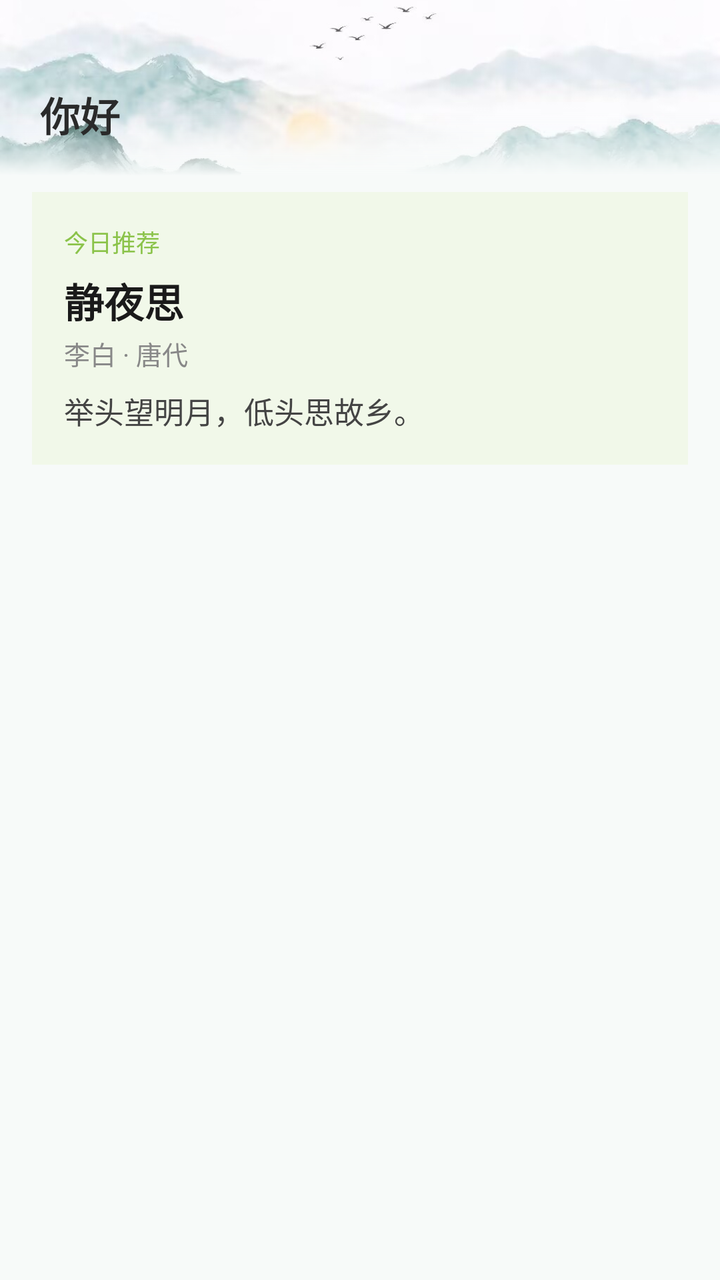
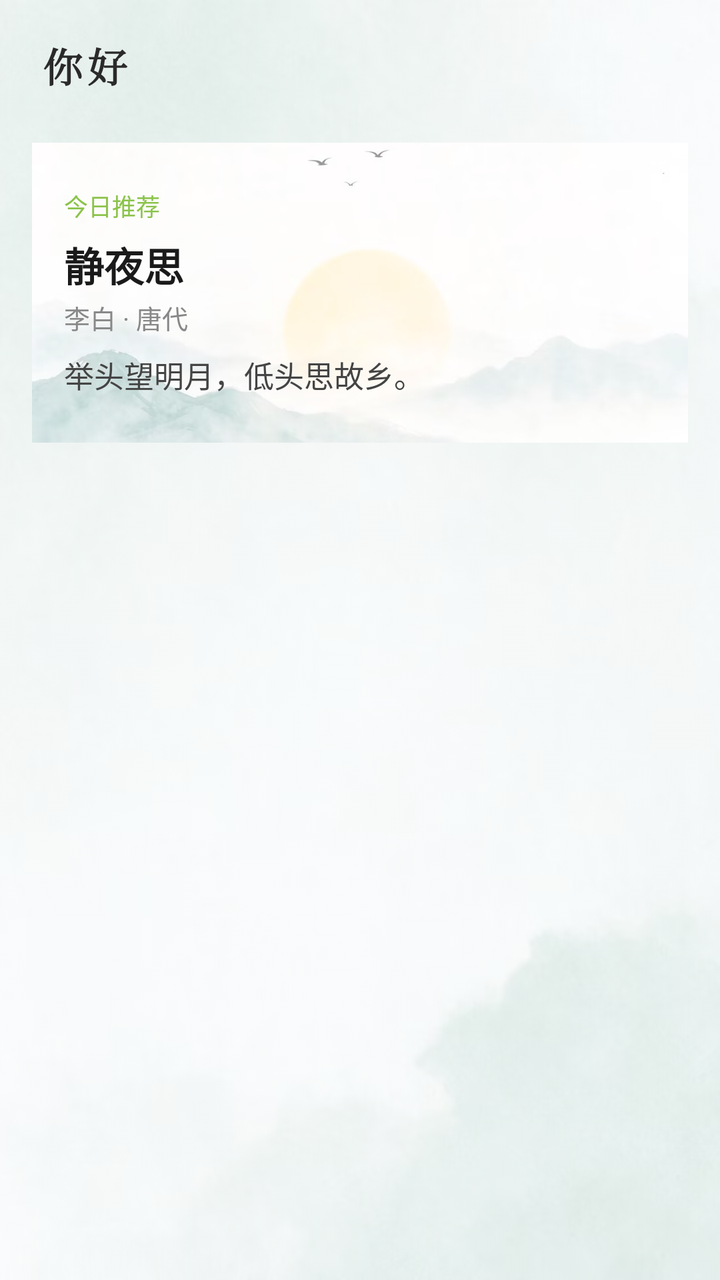

An Android layout rendered at two revisions. The XML below is the earlier revision; the diff shows what the commit changed to produce the second picture.
<!-- AndroidManifest.xml: application theme Theme.PoemApp -->
<!-- res/layout/fragment_home.xml -->
﻿<?xml version="1.0" encoding="utf-8"?>
<androidx.constraintlayout.widget.ConstraintLayout
    xmlns:android="http://schemas.android.com/apk/res/android"
    xmlns:app="http://schemas.android.com/apk/res-auto"
    android:layout_width="match_parent"
    android:layout_height="match_parent"
    android:background="#F7FAF9">
    





    <LinearLayout
        android:id="@+id/cardDaily"
        android:layout_width="0dp"
        android:layout_height="wrap_content"
        android:layout_marginStart="16dp"
        android:layout_marginEnd="16dp"
        android:layout_marginTop="16dp"
        android:background="#F1F8E9"
        android:orientation="vertical"
        android:padding="16dp"
        app:layout_constraintStart_toStartOf="parent"
        app:layout_constraintEnd_toEndOf="parent"
        app:layout_constraintTop_toBottomOf="@id/chipGroup">

        <TextView
            android:layout_width="wrap_content"
            android:layout_height="wrap_content"
            android:text="今日推荐"
            android:textSize="12sp"
            android:textColor="#8BC34A" />

        <TextView
            android:id="@+id/tvDailyTitle"
            android:layout_width="match_parent"
            android:layout_height="wrap_content"
            android:layout_marginTop="6dp"
            android:text="静夜思"
            android:textSize="20sp"
            android:textStyle="bold"
            android:textColor="#1A1A1A" />

        <TextView
            android:id="@+id/tvDailyAuthor"
            android:layout_width="match_parent"
            android:layout_height="wrap_content"
            android:layout_marginTop="2dp"
            android:text="李白 · 唐代"
            android:textSize="13sp"
            android:textColor="#888888" />

        <TextView
            android:id="@+id/tvDailyLine"
            android:layout_width="match_parent"
            android:layout_height="wrap_content"
            android:layout_marginTop="8dp"
            android:text="举头望明月，低头思故乡。"
            android:textSize="15sp"
            android:textColor="#444444" />

    </LinearLayout>

    <ImageView
        android:id="@+id/ivHomeBanner"
        android:layout_width="0dp"
        android:layout_height="88dp"
        android:scaleType="centerCrop"
        android:src="@drawable/bgpic2"
        app:layout_constraintTop_toTopOf="parent"
        app:layout_constraintStart_toStartOf="parent"
        app:layout_constraintEnd_toEndOf="parent" />

    <View
        android:layout_width="0dp"
        android:layout_height="32dp"
        android:background="@drawable/fade_bottom"
        app:layout_constraintBottom_toBottomOf="@id/ivHomeBanner"
        app:layout_constraintStart_toStartOf="parent"
        app:layout_constraintEnd_toEndOf="parent" />

    <TextView
        android:id="@+id/tvGreeting"
        android:text="你好"
        android:layout_width="0dp"
        android:layout_height="wrap_content"
        android:layout_marginStart="20dp"
        android:layout_marginEnd="20dp"
        android:layout_marginBottom="16dp"
        android:textColor="#2A2A2A"
        android:textSize="20sp"
        android:textStyle="bold"
        app:layout_constraintBottom_toBottomOf="@id/ivHomeBanner"
        app:layout_constraintStart_toStartOf="parent"
        app:layout_constraintEnd_toEndOf="parent" />

    <com.google.android.material.chip.ChipGroup
        android:id="@+id/chipGroup"
        android:layout_width="0dp"
        android:layout_height="wrap_content"
        android:layout_marginTop="8dp"
        android:paddingStart="16dp"
        android:paddingEnd="16dp"
        app:chipSpacingHorizontal="8dp"
        app:singleLine="true"
        app:singleSelection="true"
        app:selectionRequired="true"
        app:layout_constraintStart_toStartOf="parent"
        app:layout_constraintEnd_toEndOf="parent"
        app:layout_constraintTop_toBottomOf="@id/tvGreeting" />

    <androidx.recyclerview.widget.RecyclerView
        android:id="@+id/rvPoems"
        android:layout_width="0dp"
        android:layout_height="0dp"
        android:layout_marginStart="16dp"
        android:layout_marginEnd="16dp"
        android:layout_marginTop="16dp"
        android:layout_marginBottom="16dp"
        app:layout_constraintStart_toStartOf="parent"
        app:layout_constraintEnd_toEndOf="parent"
        app:layout_constraintTop_toBottomOf="@id/cardDaily"
        app:layout_constraintBottom_toBottomOf="parent" />
    
</androidx.constraintlayout.widget.ConstraintLayout>
<!-- resources referenced by this layout -->
<resources>
  <!-- drawable bgpic2: jpg bitmap (drawable, 42442 bytes) -->
  <!-- drawable fade_bottom (drawable) -->
  <shape android:shape="rectangle"
      xmlns:android="http://schemas.android.com/apk/res/android">
      <gradient
          android:angle="270"
          android:startColor="#00F7FAF9"
          android:endColor="#FFF7FAF9" />
  </shape>
  <style name="Theme.PoemApp" parent="Base.Theme.PoemApp" />
  <style name="Base.Theme.PoemApp" parent="Theme.Material3.DayNight.NoActionBar">
          
          
      </style>
</resources>

<!-- the commit's change to res/layout/fragment_home.xml (unified diff, before → after) -->
@@ -4,26 +4,56 @@
     xmlns:app="http://schemas.android.com/apk/res-auto"
     android:layout_width="match_parent"
     android:layout_height="match_parent"
-    android:background="#F7FAF9">
-    
+    android:background="#F2FFFFFF"  >
 
 
 
+    <ImageView
+        android:id="@+id/ivPageBg"
+        android:layout_width="0dp"
+        android:layout_height="0dp"
+        android:scaleType="centerCrop"
+        android:alpha="0.5"
+        android:src="@drawable/bgpic3"
+        android:contentDescription="@null"
+        app:layout_constraintTop_toTopOf="parent"
+        app:layout_constraintBottom_toBottomOf="parent"
+        app:layout_constraintStart_toStartOf="parent"
+        app:layout_constraintEnd_toEndOf="parent" />
 
 
-    <LinearLayout
+    <FrameLayout
         android:id="@+id/cardDaily"
         android:layout_width="0dp"
-        android:layout_height="wrap_content"
+        android:layout_height="150dp"
         android:layout_marginStart="16dp"
         android:layout_marginEnd="16dp"
         android:layout_marginTop="16dp"
-        android:background="#F1F8E9"
-        android:orientation="vertical"
-        android:padding="16dp"
         app:layout_constraintStart_toStartOf="parent"
         app:layout_constraintEnd_toEndOf="parent"
         app:layout_constraintTop_toBottomOf="@id/chipGroup">
+
+    
+    <ImageView
+        android:layout_width="match_parent"
+        android:layout_height="match_parent"
+        android:scaleType="centerCrop"
+        android:src="@drawable/login_picture3" />
+
+    
+    <View
+        android:layout_width="match_parent"
+        android:layout_height="match_parent"
+        android:background="#59FFFFFF" />
+
+    <LinearLayout
+        android:layout_width="match_parent"
+        android:layout_height="wrap_content"
+        android:layout_gravity="center_vertical"
+        android:orientation="vertical"
+        android:padding="16dp">
+
+
 
         <TextView
             android:layout_width="wrap_content"
@@ -62,38 +92,25 @@
 
     </LinearLayout>
 
-    <ImageView
-        android:id="@+id/ivHomeBanner"
-        android:layout_width="0dp"
-        android:layout_height="88dp"
-        android:scaleType="centerCrop"
-        android:src="@drawable/bgpic2"
-        app:layout_constraintTop_toTopOf="parent"
-        app:layout_constraintStart_toStartOf="parent"
-        app:layout_constraintEnd_toEndOf="parent" />
-
-    <View
-        android:layout_width="0dp"
-        android:layout_height="32dp"
-        android:background="@drawable/fade_bottom"
-        app:layout_constraintBottom_toBottomOf="@id/ivHomeBanner"
-        app:layout_constraintStart_toStartOf="parent"
-        app:layout_constraintEnd_toEndOf="parent" />
+    </FrameLayout>
 
     <TextView
         android:id="@+id/tvGreeting"
         android:text="你好"
+        android:letterSpacing="0.12"
+        android:fontFamily="serif"
         android:layout_width="0dp"
         android:layout_height="wrap_content"
         android:layout_marginStart="20dp"
         android:layout_marginEnd="20dp"
         android:layout_marginBottom="16dp"
+        android:layout_marginTop="18dp"
         android:textColor="#2A2A2A"
         android:textSize="20sp"
         android:textStyle="bold"
-        app:layout_constraintBottom_toBottomOf="@id/ivHomeBanner"
         app:layout_constraintStart_toStartOf="parent"
-        app:layout_constraintEnd_toEndOf="parent" />
+        app:layout_constraintEnd_toEndOf="parent"
+        app:layout_constraintTop_toTopOf="parent"/>
 
     <com.google.android.material.chip.ChipGroup
         android:id="@+id/chipGroup"
@@ -122,5 +139,5 @@
         app:layout_constraintEnd_toEndOf="parent"
         app:layout_constraintTop_toBottomOf="@id/cardDaily"
         app:layout_constraintBottom_toBottomOf="parent" />
-    
+
 </androidx.constraintlayout.widget.ConstraintLayout>
<!-- resource entries referenced after the edit -->
@@ -1,14 +1,7 @@
 <!-- resources referenced by this layout -->
 <resources>
-  <!-- drawable bgpic2: jpg bitmap (drawable, 42442 bytes) -->
-  <!-- drawable fade_bottom (drawable) -->
-  <shape android:shape="rectangle"
-      xmlns:android="http://schemas.android.com/apk/res/android">
-      <gradient
-          android:angle="270"
-          android:startColor="#00F7FAF9"
-          android:endColor="#FFF7FAF9" />
-  </shape>
+  <!-- drawable bgpic3: jpg bitmap (drawable, 80397 bytes) -->
+  <!-- drawable login_picture3: jpg bitmap (drawable, 123324 bytes) -->
   <style name="Theme.PoemApp" parent="Base.Theme.PoemApp" />
   <style name="Base.Theme.PoemApp" parent="Theme.Material3.DayNight.NoActionBar">
           
